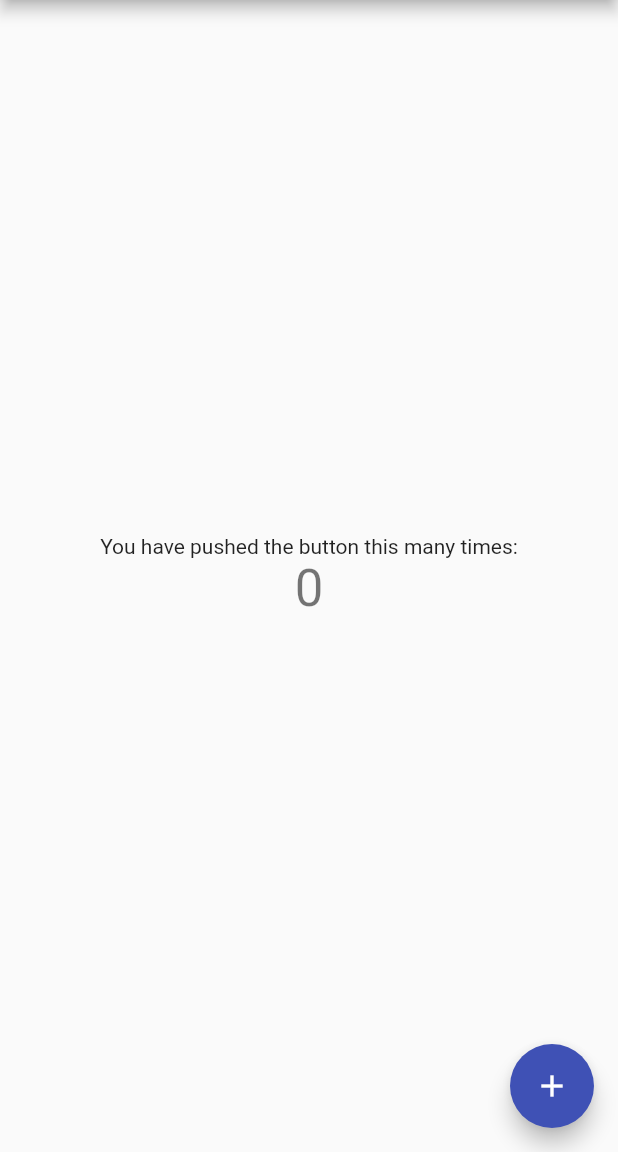
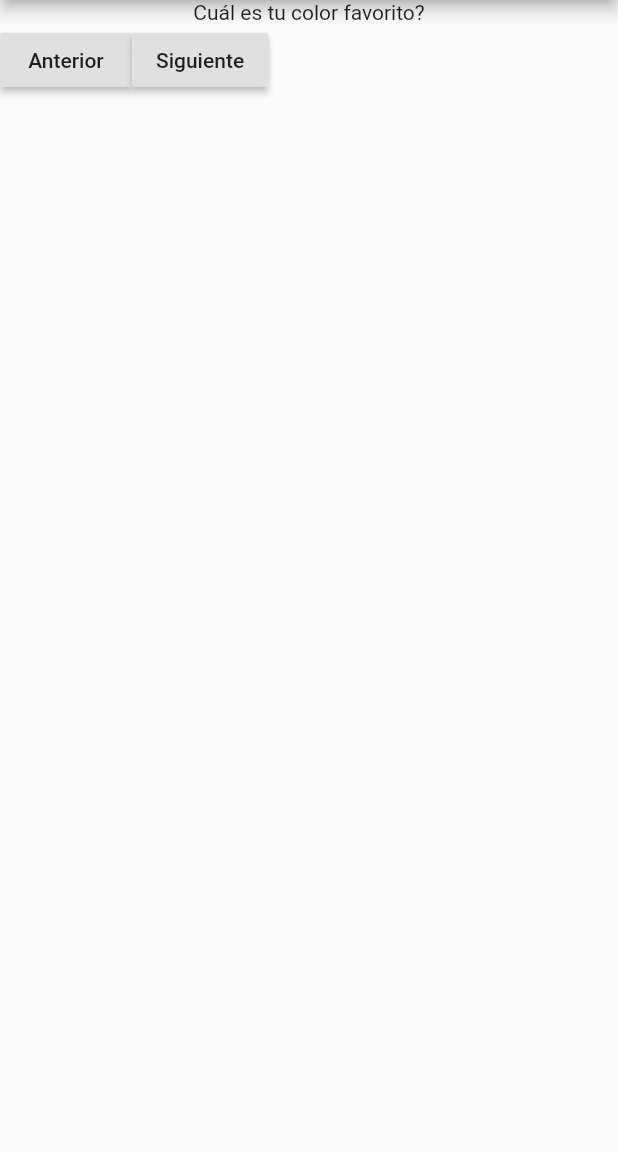
Before and after one commit to OswaldoAH/first_app_flutter, a Flutter app: the screen it shows after launch, on a phone screen of 412 x 824 dp, the part 84-1236 px from its top. Run offline on Flutter 3.47's test engine with Material 2 defaults, Android fonts, the phone set to English and light mode, and no system bars; missing offline and left inert: dart:ffi.

```diff
--- a/lib/main.dart
+++ b/lib/main.dart
@@ -1,4 +1,7 @@
+import 'dart:ffi';
+
 import 'package:flutter/material.dart';
+import './question.dart';
 
 void main() {
   runApp(MyApp());
@@ -21,7 +24,6 @@ class MyApp extends StatelessWidget {
         // Notice that the counter didn't reset back to zero; the application
         // is not restarted.
         primarySwatch: Colors.indigo,
-        secondaryHeaderColor: Color.fromRGBO(25, 25, 25, 1),
         // This makes the visual density adapt to the platform that you run
         // the app on. For desktop platforms, the controls will be smaller and
         // closer together (more dense) than on mobile platforms.
@@ -51,69 +53,52 @@ class MyHomePage extends StatefulWidget {
 }
 
 class _MyHomePageState extends State<MyHomePage> {
-  int _counter = 0;
-
-  void _incrementCounter() {
+  int _questionIndex=0;
+  var _questions=[
+    'Cuál es tu color favorito?',
+    'Cuál es tu animal favorito?',
+    ];
+  void _incrementIndex() {
     setState(() {
-      // This call to setState tells the Flutter framework that something has
-      // changed in this State, which causes it to rerun the build method below
-      // so that the display can reflect the updated values. If we changed
-      // _counter without calling setState(), then the build method would not be
-      // called again, and so nothing would appear to happen.
-      _counter++;
+      if (_questionIndex != _questions.length-1){
+        _questionIndex++;
+      }
+    });
+  }
+  void _decrementIndex(){
+    setState(() {
+      if (_questionIndex != 0) {
+        _questionIndex--;
+      }
     });
   }
 
   @override
   Widget build(BuildContext context) {
-    // This method is rerun every time setState is called, for instance as done
-    // by the _incrementCounter method above.
-    //
-    // The Flutter framework has been optimized to make rerunning build methods
-    // fast, so that you can just rebuild anything that needs updating rather
-    // than having to individually change instances of widgets.
     return Scaffold(
       appBar: AppBar(
-        // Here we take the value from the MyHomePage object that was created by
-        // the App.build method, and use it to set our appbar title.
         title: Text(widget.title),
 
       ),
-      body: Center(
-        // Center is a layout widget. It takes a single child and positions it
-        // in the middle of the parent.
-        child: Column(
-          // Column is also a layout widget. It takes a list of children and
-          // arranges them vertically. By default, it sizes itself to fit its
-          // children horizontally, and tries to be as tall as its parent.
-          //
-          // Invoke "debug painting" (press "p" in the console, choose the
-          // "Toggle Debug Paint" action from the Flutter Inspector in Android
-          // Studio, or the "Toggle Debug Paint" command in Visual Studio Code)
-          // to see the wireframe for each widget.
-          //
-          // Column has various properties to control how it sizes itself and
-          // how it positions its children. Here we use mainAxisAlignment to
-          // center the children vertically; the main axis here is the vertical
-          // axis because Columns are vertical (the cross axis would be
-          // horizontal).
-          mainAxisAlignment: MainAxisAlignment.center,
-          children: <Widget>[
-            Text(
-              'You have pushed the button this many times:',
-            ),
-            Text(
-              '$_counter',
-              style: Theme.of(context).textTheme.headline4,
-            ),
-          ],
-        ),
+      body: Column(
+        children: <Widget>[
+          Question(
+          _questions[_questionIndex],
+          ),
+          Row(
+            children: <Widget>[
+              RaisedButton(
+                child: Text("Anterior"),
+                onPressed: _decrementIndex,
+              ),
+              RaisedButton(
+                child: Text("Siguiente"),
+                onPressed: _incrementIndex,
+              ),
+            ],
+          )
+        ],
       ),
-      floatingActionButton: FloatingActionButton(
-        onPressed: _incrementCounter,
-        tooltip: 'Increment',
-        child: Icon(Icons.add),
-      ), // This trailing comma makes auto-formatting nicer for build methods.
     );
   }
 }
--- /dev/null
+++ b/lib/question.dart
@@ -0,0 +1,13 @@
+import 'package:flutter/material.dart';
+
+class Question extends StatelessWidget {
+  String questionText;
+
+  Question(this.questionText);
+
+
+  @override
+  Widget build(BuildContext context) {
+    return Text(questionText);
+  }
+}
```
